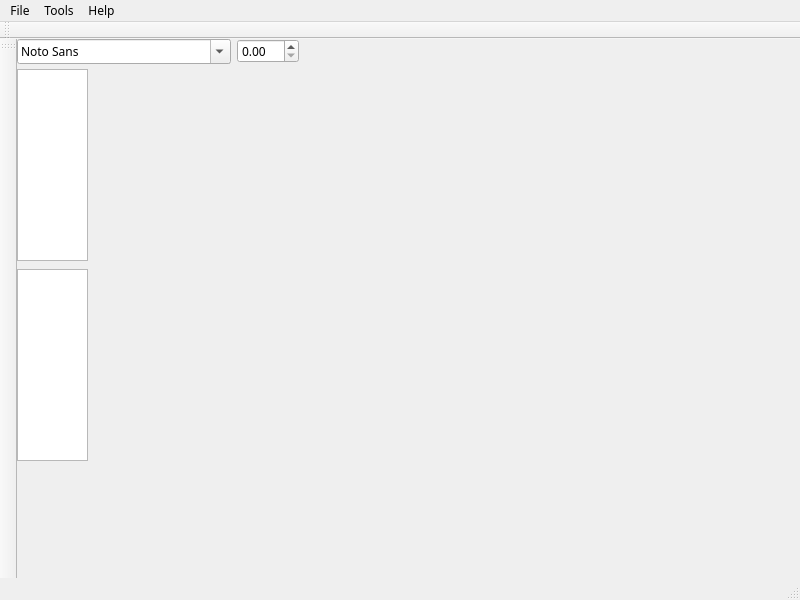
The window that mainwindow.ui (MitchellAugustin/Spiral) describes before a commit, drawn with Qt 5.
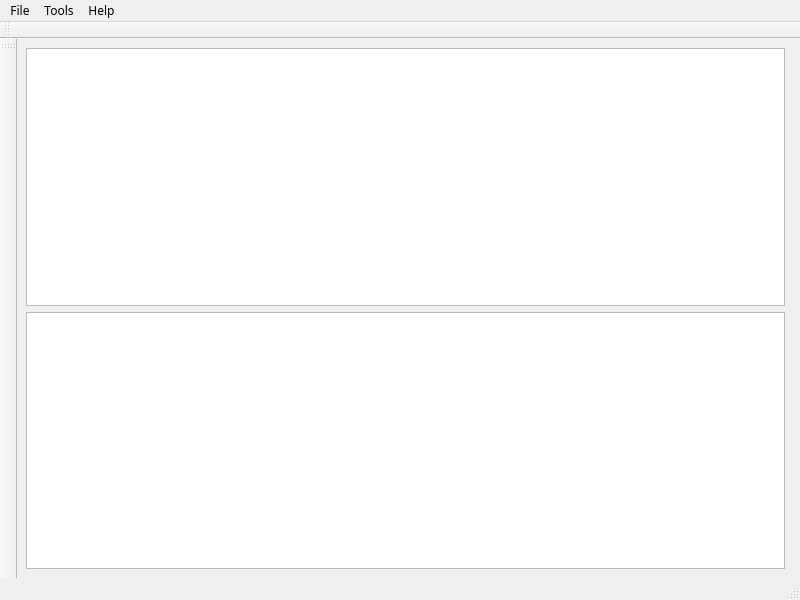
The same window after the commit.

```diff
--- a/mainwindow.ui
+++ b/mainwindow.ui
@@ -19,61 +19,29 @@
    <string>MainWindow</string>
   </property>
   <widget class="QWidget" name="centralwidget">
-   <widget class="QFontComboBox" name="fontComboBox">
-    <property name="geometry">
-     <rect>
-      <x>0</x>
-      <y>0</y>
-      <width>214</width>
-      <height>25</height>
-     </rect>
-    </property>
-   </widget>
-   <widget class="QDoubleSpinBox" name="fontSizeSpinner">
-    <property name="geometry">
-     <rect>
-      <x>220</x>
-      <y>0</y>
-      <width>62</width>
-      <height>24</height>
-     </rect>
-    </property>
-   </widget>
-   <widget class="QListView" name="notebooksListView">
-    <property name="geometry">
-     <rect>
-      <x>0</x>
-      <y>30</y>
-      <width>71</width>
-      <height>192</height>
-     </rect>
-    </property>
-   </widget>
+   <layout class="QGridLayout" name="gridLayout">
+    <item row="1" column="0">
    <widget class="QListView" name="sectionsListView">
-    <property name="geometry">
-     <rect>
-      <x>0</x>
-      <y>230</y>
-      <width>71</width>
-      <height>192</height>
-     </rect>
-    </property>
-   </widget>
-   <widget class="QWidget" name="verticalLayoutWidget">
-    <property name="geometry">
-     <rect>
-      <x>0</x>
-      <y>80</y>
-      <width>791</width>
-      <height>501</height>
-     </rect>
-    </property>
+      <property name="enabled">
+       <bool>true</bool>
+      </property>
+     </widget>
+    </item>
+    <item row="0" column="1" rowspan="2" colspan="2">
     <layout class="QVBoxLayout" name="verticalLayout">
      <property name="sizeConstraint">
-      <enum>QLayout::SetDefaultConstraint</enum>
-     </property>
-    </layout>
-   </widget>
+       <enum>QLayout::SetMaximumSize</enum>
+      </property>
+     </layout>
+    </item>
+    <item row="0" column="0">
+     <widget class="QListView" name="notebooksListView">
+      <property name="enabled">
+       <bool>true</bool>
+      </property>
+     </widget>
+    </item>
+   </layout>
   </widget>
   <widget class="QMenuBar" name="menubar">
    <property name="geometry">
```
Lines whose indentation alone changed are shown as unchanged.
